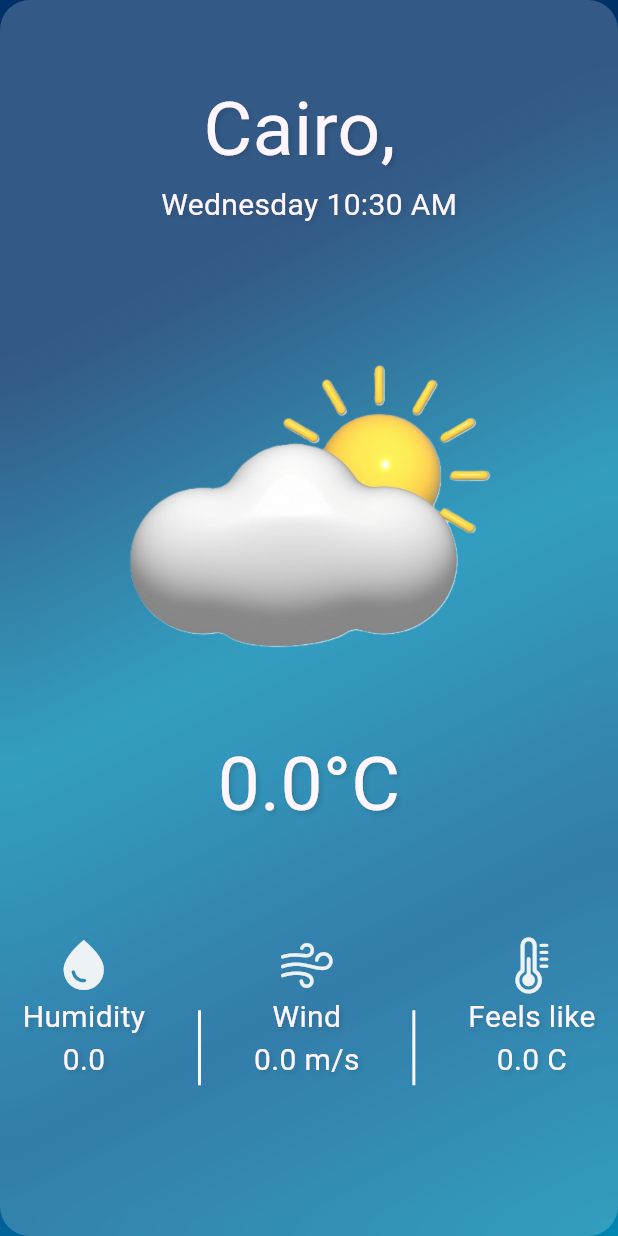
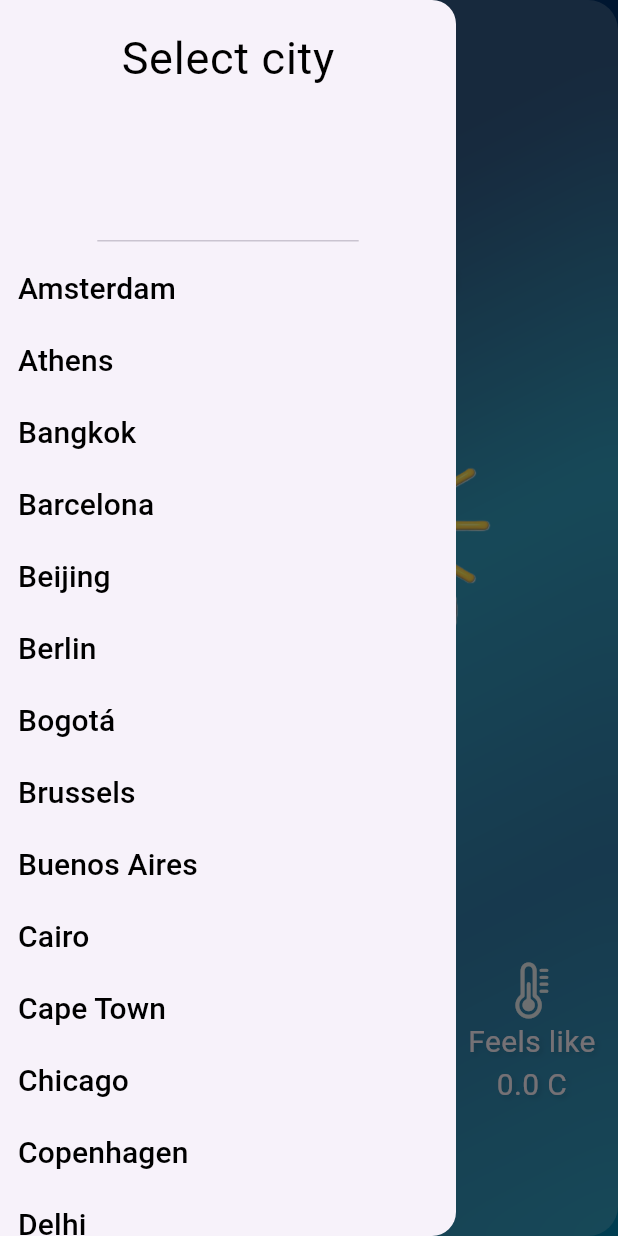
Before and after one commit to malakelsayed2/weather_app, a Flutter app: the screen it shows after launch, with the side drawer open (before the commit the screen has no drawer), on a phone screen of 412 x 824 dp. Run offline on Flutter 3.47's test engine with Material 3 defaults, Android fonts, the phone set to English and light mode, and no system bars; our stand-ins replace google_fonts; network calls fail; Roboto replaces fonts that are missing (Yaldevi).

Commit message:
added drawer with multiple cityName options to display its weather info

```diff
--- /dev/null
+++ b/lib/resources/city_model.dart
@@ -0,0 +1,67 @@
+
+class CityModel{
+  static List<String> cities = [
+    "Amsterdam",
+    "Athens",
+    "Bangkok",
+    "Barcelona",
+    "Beijing",
+    "Berlin",
+    "Bogotá",
+    "Brussels",
+    "Buenos Aires",
+    "Cairo",
+    "Cape Town",
+    "Chicago",
+    "Copenhagen",
+    "Delhi",
+    "Dubai",
+    "Dublin",
+    "Frankfurt",
+    "Hong Kong",
+    "Istanbul",
+    "Jakarta",
+    "Johannesburg",
+    "Karachi",
+    "Kuala Lumpur",
+    "Kyoto",
+    "Lisbon",
+    "London",
+    "Los Angeles",
+    "Madrid",
+    "Manila",
+    "Melbourne",
+    "Mexico City",
+    "Milan",
+    "Montreal",
+    "Moscow",
+    "Mumbai",
+    "Munich",
+    "Nairobi",
+    "New York",
+    "Osaka",
+    "Oslo",
+    "Paris",
+    "Prague",
+    "Rio de Janeiro",
+    "Riyadh",
+    "Rome",
+    "San Francisco",
+    "Santiago",
+    "São Paulo",
+    "Seoul",
+    "Shanghai",
+    "Singapore",
+    "Stockholm",
+    "Sydney",
+    "Tokyo",
+    "Toronto",
+    "Venice",
+    "Vienna",
+    "Warsaw",
+    "Zurich",
+  ];
+
+
+
+}
--- a/lib/view/screens/weather_info.dart
+++ b/lib/view/screens/weather_info.dart
@@ -2,8 +2,10 @@ import 'dart:ui';
 import 'package:flutter/cupertino.dart';
 import 'package:flutter/material.dart';
 import 'package:provider/provider.dart';
+import 'package:weather_app/view/widgets/custom_drawer_list.dart';
 import 'package:weather_app/view/widgets/custom_text.dart';
 import 'package:weather_app/view/widgets/custom_weather_details.dart';
+import '../../resources/city_model.dart';
 import '../../weather_service.dart';
 import '../widgets/custom_vertical_spacer.dart';
 import 'package:intl/intl.dart';
@@ -44,6 +46,37 @@ class _WeatherInfoState extends State<WeatherInfo> {
     final info = Provider.of<WeatherService>(context);
     String date = formatCityTime(info.timezone);
     return Scaffold(
+      drawer: Drawer(
+        elevation: 20,
+
+        child: Column(
+          children: [
+            DrawerHeader(
+              child: Text(
+                'Select city',
+                style: TextStyle(color: Colors.black, fontSize: 30),
+              ),
+            ),
+            Expanded(
+              child: ListView.separated(
+                itemBuilder: (context, index) => CustomDrawerList(
+                  city: CityModel.cities[index],
+                  onPressed: () {
+                    setState(() {
+                      info.cityName = CityModel.cities[index];
+                      info.getCityLocation();
+                      Navigator.pop(context);
+                    });
+
+                  },
+                ),
+                separatorBuilder: (context, index) => Container(),
+                itemCount: CityModel.cities.length,
+              ),
+            ),
+          ],
+        ),
+      ),
       body: Stack(
         children: [
           Container(
@@ -71,6 +104,24 @@ class _WeatherInfoState extends State<WeatherInfo> {
                   color: Colors.white.withOpacity(0.2), // frosted glass effect
                   child: Column(
                     children: [
+                      const Spacer(),
+                      Container(
+                        alignment: Alignment.topLeft,
+                        child: Builder(
+                          builder: (BuildContext context) {
+                            return TextButton(
+                              child: Icon(
+                                Icons.menu,
+                                color: Color(0xFFfff6ff),
+                                size: 30,
+                              ),
+                              onPressed: () {
+                                Scaffold.of(context).openDrawer();
+                              },
+                            );
+                          },
+                        ),
+                      ),
                       const Spacer(),
                       CustomText(
                         text: '${info.cityName}, ${info.country}',
--- /dev/null
+++ b/lib/view/widgets/custom_drawer_list.dart
@@ -0,0 +1,24 @@
+import 'package:flutter/material.dart';
+import 'package:provider/provider.dart';
+import 'package:weather_app/weather_service.dart';
+
+class CustomDrawerList extends StatelessWidget {
+  const CustomDrawerList({super.key, required this.city, required this.onPressed});
+
+  final String city ;
+  final VoidCallback onPressed ;
+  @override
+  Widget build(BuildContext context) {
+    WeatherService info = Provider.of<WeatherService>(context) ;
+    return Container(
+      alignment: Alignment.centerLeft,
+      child: TextButton(
+        onPressed: onPressed,
+        child: Text(
+          city,
+          style: TextStyle(color: Colors.black, fontSize: 20),
+        ),
+      ),
+    );
+  }
+}
--- a/lib/weather_service.dart
+++ b/lib/weather_service.dart
@@ -5,22 +5,14 @@ import 'package:http/http.dart' as http;
 
 class WeatherService extends ChangeNotifier {
   double lon = 0;
-
   double lat = 0;
-
   double temp = 0;
   double feelsLike = 0;
-
   double humidity = 0;
-
   double windSpeed = 0;
-
   String description = '';
-
-  String cityName = 'Cairo';
-
+  String cityName = 'London';
   String country = '';
-
   int timezone = 0;
 
   Future getCityLocation() async {
```
